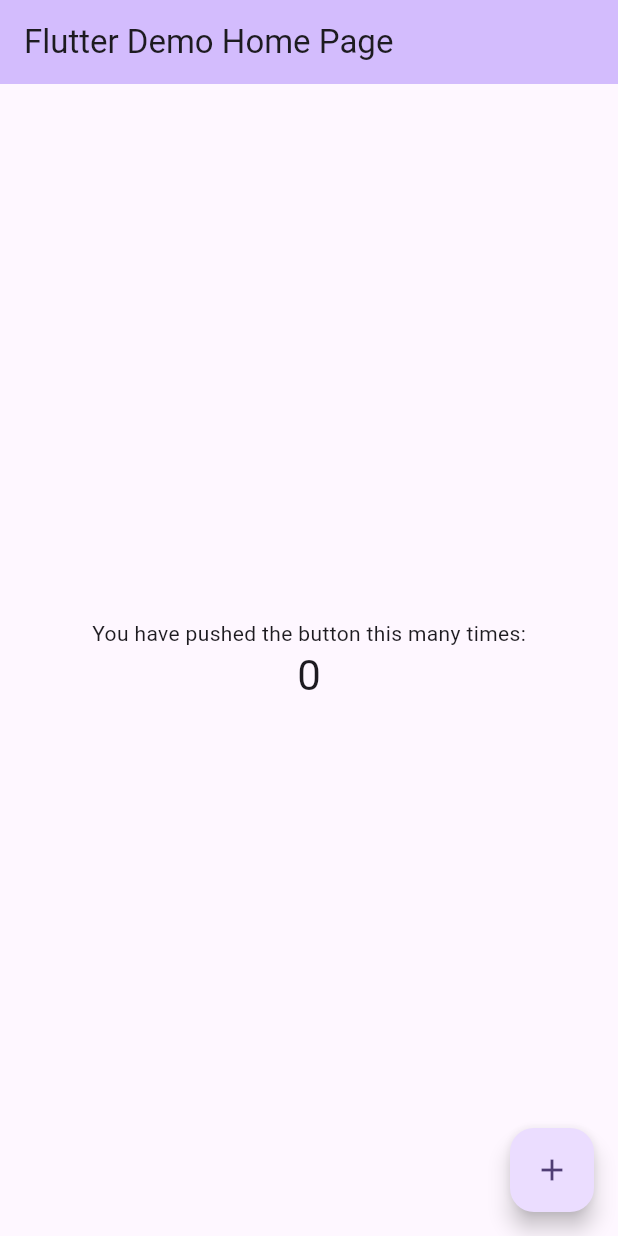
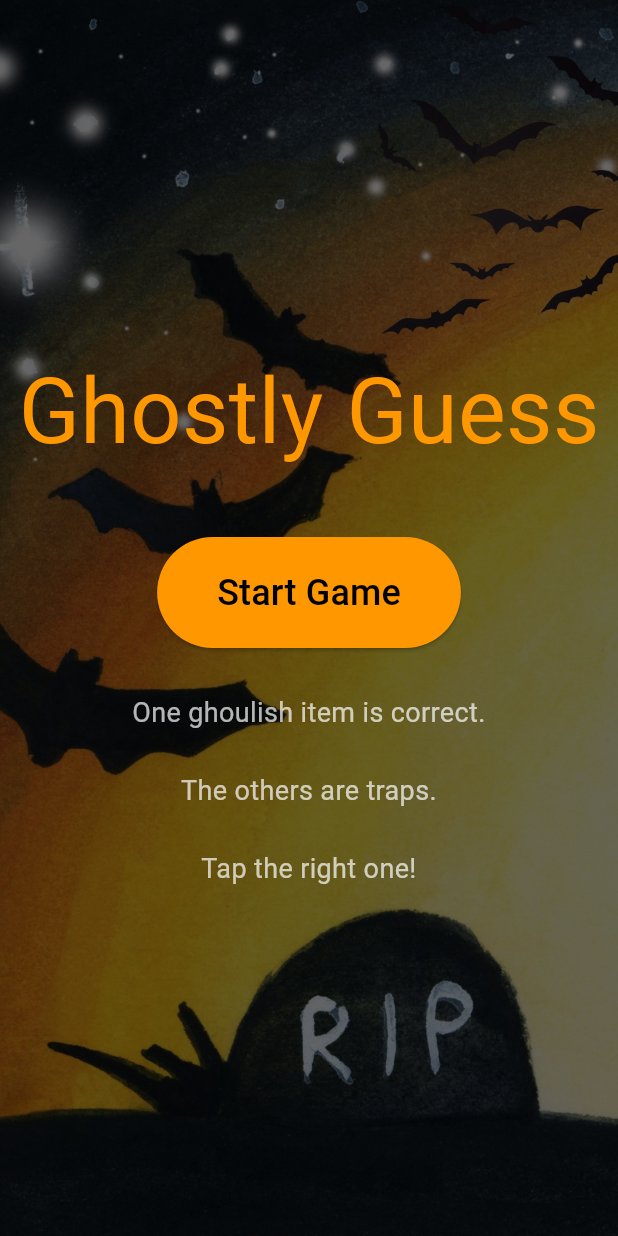
Before and after one commit to gsurjs/HalloweenStorybook, a Flutter app: the screen it shows after launch, on a phone screen of 412 x 824 dp. Run offline on Flutter 3.47's test engine with Material 3 defaults, Android fonts, the phone set to English and light mode, and no system bars; our stand-ins replace audioplayers, google_fonts; Roboto replaces fonts that are missing (Creepster).

Commit message:
feat: Enhance gameplay with randomization and feedback
This commit introduces several major enhancements to the core gameplay loop
and user experience based on final design changes.

Gameplay Enhancements:
- Randomized the winning item, which is now chosen from a pool of multiple spooky images at the start of each game to increase replayability.
- Increased the number of on-screen items to 15 to create a more challenging and visually dynamic game board.
- Removed the on-screen text hint for the winning item, transforming the game into a true test of chance and memory.

User Experience (UX) Improvements:
- Added instructional text to the title screen to better guide new players.
- Implemented a SnackBar pop-up for incorrect guesses, providing clear visual feedback in addition to the jump-scare sound effect.

Fixes:
- Corrected a typo in a package import statement in game_screen.dart.

```diff
--- a/lib/main.dart
+++ b/lib/main.dart
@@ -1,4 +1,5 @@
 import 'package:flutter/material.dart';
+import 'package:ic9_halloween_storybook/title_screen.dart';
 
 void main() {
   runApp(const MyApp());
@@ -7,116 +8,15 @@ void main() {
 class MyApp extends StatelessWidget {
   const MyApp({super.key});
 
-  // This widget is the root of your application.
   @override
   Widget build(BuildContext context) {
     return MaterialApp(
-      title: 'Flutter Demo',
+      title: 'Ghostly Guess',
       theme: ThemeData(
-        // This is the theme of your application.
-        //
-        // TRY THIS: Try running your application with "flutter run". You'll see
-        // the application has a purple toolbar. Then, without quitting the app,
-        // try changing the seedColor in the colorScheme below to Colors.green
-        // and then invoke "hot reload" (save your changes or press the "hot
-        // reload" button in a Flutter-supported IDE, or press "r" if you used
-        // the command line to start the app).
-        //
-        // Notice that the counter didn't reset back to zero; the application
-        // state is not lost during the reload. To reset the state, use hot
-        // restart instead.
-        //
-        // This works for code too, not just values: Most code changes can be
-        // tested with just a hot reload.
-        colorScheme: ColorScheme.fromSeed(seedColor: Colors.deepPurple),
+        brightness: Brightness.dark,
+        primarySwatch: Colors.orange,
       ),
-      home: const MyHomePage(title: 'Flutter Demo Home Page'),
+      home: const TitleScreen(),
     );
   }
 }
-
-class MyHomePage extends StatefulWidget {
-  const MyHomePage({super.key, required this.title});
-
-  // This widget is the home page of your application. It is stateful, meaning
-  // that it has a State object (defined below) that contains fields that affect
-  // how it looks.
-
-  // This class is the configuration for the state. It holds the values (in this
-  // case the title) provided by the parent (in this case the App widget) and
-  // used by the build method of the State. Fields in a Widget subclass are
-  // always marked "final".
-
-  final String title;
-
-  @override
-  State<MyHomePage> createState() => _MyHomePageState();
-}
-
-class _MyHomePageState extends State<MyHomePage> {
-  int _counter = 0;
-
-  void _incrementCounter() {
-    setState(() {
-      // This call to setState tells the Flutter framework that something has
-      // changed in this State, which causes it to rerun the build method below
-      // so that the display can reflect the updated values. If we changed
-      // _counter without calling setState(), then the build method would not be
-      // called again, and so nothing would appear to happen.
-      _counter++;
-    });
-  }
-
-  @override
-  Widget build(BuildContext context) {
-    // This method is rerun every time setState is called, for instance as done
-    // by the _incrementCounter method above.
-    //
-    // The Flutter framework has been optimized to make rerunning build methods
-    // fast, so that you can just rebuild anything that needs updating rather
-    // than having to individually change instances of widgets.
-    return Scaffold(
-      appBar: AppBar(
-        // TRY THIS: Try changing the color here to a specific color (to
-        // Colors.amber, perhaps?) and trigger a hot reload to see the AppBar
-        // change color while the other colors stay the same.
-        backgroundColor: Theme.of(context).colorScheme.inversePrimary,
-        // Here we take the value from the MyHomePage object that was created by
-        // the App.build method, and use it to set our appbar title.
-        title: Text(widget.title),
-      ),
-      body: Center(
-        // Center is a layout widget. It takes a single child and positions it
-        // in the middle of the parent.
-        child: Column(
-          // Column is also a layout widget. It takes a list of children and
-          // arranges them vertically. By default, it sizes itself to fit its
-          // children horizontally, and tries to be as tall as its parent.
-          //
-          // Column has various properties to control how it sizes itself and
-          // how it positions its children. Here we use mainAxisAlignment to
-          // center the children vertically; the main axis here is the vertical
-          // axis because Columns are vertical (the cross axis would be
-          // horizontal).
-          //
-          // TRY THIS: Invoke "debug painting" (choose the "Toggle Debug Paint"
-          // action in the IDE, or press "p" in the console), to see the
-          // wireframe for each widget.
-          mainAxisAlignment: MainAxisAlignment.center,
-          children: <Widget>[
-            const Text('You have pushed the button this many times:'),
-            Text(
-              '$_counter',
-              style: Theme.of(context).textTheme.headlineMedium,
-            ),
-          ],
-        ),
-      ),
-      floatingActionButton: FloatingActionButton(
-        onPressed: _incrementCounter,
-        tooltip: 'Increment',
-        child: const Icon(Icons.add),
-      ), // This trailing comma makes auto-formatting nicer for build methods.
-    );
-  }
-}
--- /dev/null
+++ b/lib/title_screen.dart
@@ -0,0 +1,63 @@
+import 'package:flutter/material.dart';
+import 'package:google_fonts/google_fonts.dart';
+import 'package:ic9_halloween_storybook/game_screen.dart';
+
+class TitleScreen extends StatelessWidget {
+  const TitleScreen({super.key});
+
+  @override
+  Widget build(BuildContext context) {
+    return Scaffold(
+      backgroundColor: Colors.black,
+      body: Container(
+        decoration: const BoxDecoration(
+          image: DecorationImage(
+            image: AssetImage("assets/images/background.jpg"),
+            fit: BoxFit.cover,
+            opacity: 0.4,
+          ),
+        ),
+        child: Center(
+          child: Column(
+            mainAxisAlignment: MainAxisAlignment.center,
+            children: [
+              Text(
+                'Ghostly Guess',
+                style: GoogleFonts.creepster(
+                  fontSize: 60,
+                  color: Colors.orange,
+                ),
+              ),
+              const SizedBox(height: 40),
+              ElevatedButton(
+                style: ElevatedButton.styleFrom(
+                  backgroundColor: Colors.orange,
+                  padding: const EdgeInsets.symmetric(horizontal: 40, vertical: 20),
+                ),
+                onPressed: () {
+                  Navigator.pushReplacement(
+                    context,
+                    MaterialPageRoute(builder: (context) => const GameScreen()),
+                  );
+                },
+                child: const Text(
+                  'Start Game',
+                  style: TextStyle(fontSize: 24, color: Colors.black),
+                ),
+              ),
+              const SizedBox(height: 30),
+              const Text(
+                "One ghoulish item is correct.\n\nThe others are traps.\n\nTap the right one!",
+                textAlign: TextAlign.center,
+                style: TextStyle(
+                  color: Colors.white70,
+                  fontSize: 18,
+                ),
+              ),
+            ],
+          ),
+        ),
+      ),
+    );
+  }
+}
--- a/pubspec.yaml
+++ b/pubspec.yaml
@@ -30,11 +30,9 @@ environment:
 dependencies:
   flutter:
     sdk: flutter
+  cupertino_icons: ^1.0.2
   audioplayers: ^5.2.1
-
-  # The following adds the Cupertino Icons font to your application.
-  # Use with the CupertinoIcons class for iOS style icons.
-  cupertino_icons: ^1.0.8
+  google_fonts: ^6.1.0
 
 dev_dependencies:
   flutter_test:
```
Also changed, not shown: lib/game_screen.dart (added, +191 -0 lines), assets/images/bat.png (added), assets/images/skull.png (added), assets/images/spider.png (added), pubspec.lock, 6 other files.
